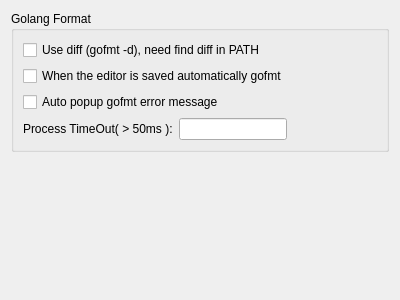
First picture: the form in liteidex/src/plugins/golangfmt/golangfmtoption.ui, repository seanxyh/liteide, before the edit.
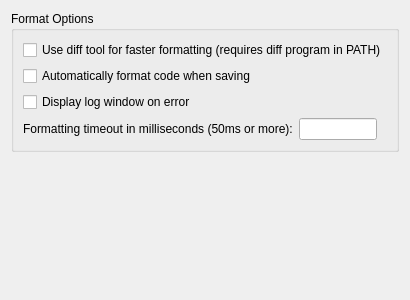
Second picture: the form after the edit.

```diff
--- a/liteidex/src/plugins/golangfmt/golangfmtoption.ui
+++ b/liteidex/src/plugins/golangfmt/golangfmtoption.ui
@@ -17,27 +17,27 @@
    <item>
     <widget class="QGroupBox" name="groupBox">
      <property name="title">
-      <string>Golang Format</string>
+      <string>Format Options</string>
      </property>
      <layout class="QVBoxLayout" name="verticalLayout">
       <item>
        <widget class="QCheckBox" name="checkBoxDiff">
         <property name="text">
-         <string>Use diff (gofmt -d), need find diff in PATH</string>
+         <string>Use diff tool for faster formatting (requires diff program in PATH)</string>
         </property>
        </widget>
       </item>
       <item>
        <widget class="QCheckBox" name="checkBoxAutoFmt">
         <property name="text">
-         <string>When the editor is saved automatically gofmt</string>
+         <string>Automatically format code when saving</string>
         </property>
        </widget>
       </item>
       <item>
        <widget class="QCheckBox" name="checkBoxAutoPopMessage">
         <property name="text">
-         <string>Auto popup gofmt error message</string>
+         <string>Display log window on error</string>
         </property>
        </widget>
       </item>
@@ -46,7 +46,7 @@
         <item>
          <widget class="QLabel" name="label">
           <property name="text">
-           <string>Process TimeOut( &gt; 50ms ):</string>
+           <string>Formatting timeout in milliseconds (50ms or more):</string>
           </property>
          </widget>
         </item>
```
